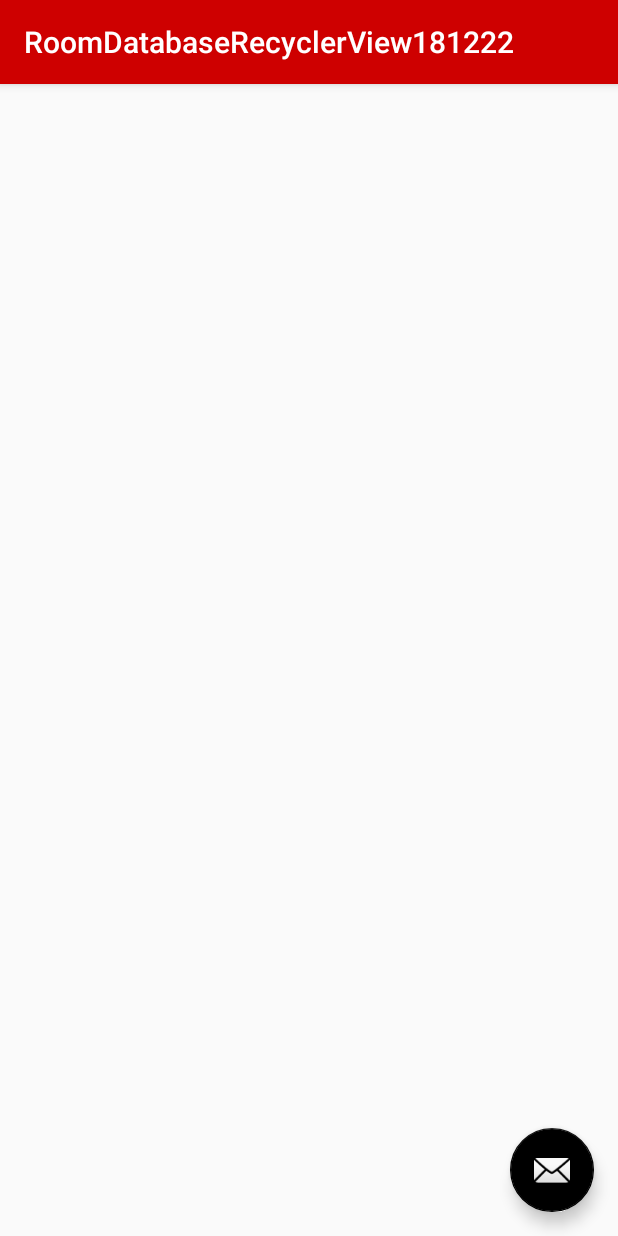
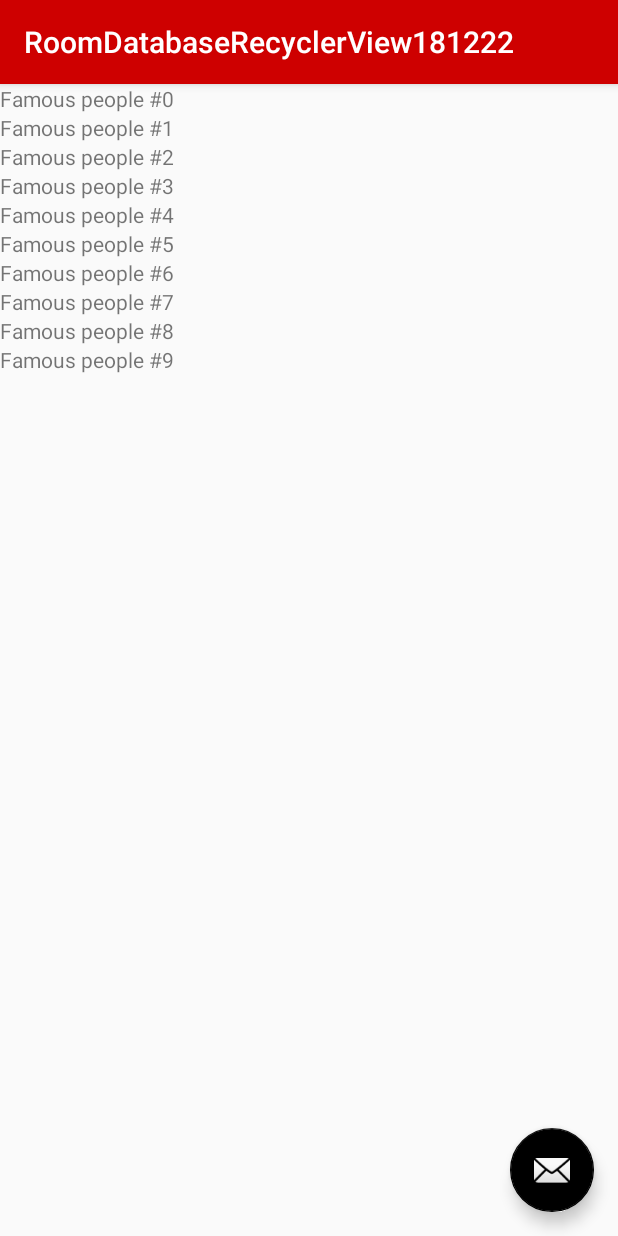
Before and after one commit to foureverhh/RoomDatabaseRecyclerView181222, an Android app: the screen it shows after launch (MainActivity), on a phone screen of 412 x 824 dp. Run offline under Robolectric (Android 15) with nearby library versions, the phone set to English and light mode, and no system bars.

Commit message:
Added user adapter which works

```diff
--- a/app/src/main/java/com/nackademin/foureverhh/roomdatabaserecyclerview181222/MainActivity.java
+++ b/app/src/main/java/com/nackademin/foureverhh/roomdatabaserecyclerview181222/MainActivity.java
@@ -13,12 +13,15 @@ import android.view.View;
 import android.view.Menu;
 import android.view.MenuItem;
 
+import java.util.ArrayList;
+
 public class MainActivity extends AppCompatActivity {
 
     private static final String TAG = "MainActivity";
     FloatingActionButton fab;
     RecyclerView recyclerView;
     RecyclerView.Adapter adapter;
+    ArrayList<String> users;
     @Override
     protected void onCreate(Bundle savedInstanceState) {
         super.onCreate(savedInstanceState);
@@ -28,7 +31,11 @@ public class MainActivity extends AppCompatActivity {
         fab = findViewById(R.id.fab);
         recyclerView = findViewById(R.id.recycler_view);
         recyclerView.setLayoutManager(new LinearLayoutManager(this));
-        adapter = new UserAdapter();
+        users = new ArrayList<>();
+        for (int i = 0; i <10; i++) {
+            users.add("Famous people #"+ i);
+        }
+        adapter = new UserAdapter(users);
         recyclerView.setAdapter(adapter);
 
         fab.setOnClickListener(new View.OnClickListener() {
--- a/app/src/main/java/com/nackademin/foureverhh/roomdatabaserecyclerview181222/UserAdapter.java
+++ b/app/src/main/java/com/nackademin/foureverhh/roomdatabaserecyclerview181222/UserAdapter.java
@@ -2,33 +2,46 @@ package com.nackademin.foureverhh.roomdatabaserecyclerview181222;
 
 import android.support.annotation.NonNull;
 import android.support.v7.widget.RecyclerView;
+import android.view.LayoutInflater;
 import android.view.View;
 import android.view.ViewGroup;
+import android.widget.TextView;
+
+import java.util.ArrayList;
 
 
 class UserAdapter extends RecyclerView.Adapter<UserAdapter.ViewHolder> {
 
-
+    ArrayList<String> users;
+    public UserAdapter(ArrayList<String> users){
+        this.users = users;
+    }
     @NonNull
     @Override
     public ViewHolder onCreateViewHolder(@NonNull ViewGroup parent, int viewType) {
-        return null;
+        View view = LayoutInflater.from(parent.getContext()).inflate(R.layout.user_row,
+                parent,
+                false);
+        return new ViewHolder(view);
     }
 
     @Override
     public void onBindViewHolder(@NonNull ViewHolder holder, int position) {
-
+        holder.firstName.setText(users.get(position));
     }
 
     @Override
     public int getItemCount() {
-        return 0;
+        return users.size();
     }
 
     public class ViewHolder extends RecyclerView.ViewHolder{
 
+        TextView firstName;
+
         public ViewHolder(View itemView) {
             super(itemView);
+            firstName = itemView.findViewById(R.id.first_name);
         }
     }
 }
--- /dev/null
+++ b/app/src/main/res/layout/user_row.xml
@@ -0,0 +1,12 @@
+<?xml version="1.0" encoding="utf-8"?>
+<LinearLayout xmlns:android="http://schemas.android.com/apk/res/android"
+    android:orientation="vertical"
+    android:layout_width="match_parent"
+    android:layout_height="wrap_content">
+
+    <TextView
+        android:id="@+id/first_name"
+        android:layout_width="match_parent"
+        android:layout_height="wrap_content" />
+
+</LinearLayout>
```
